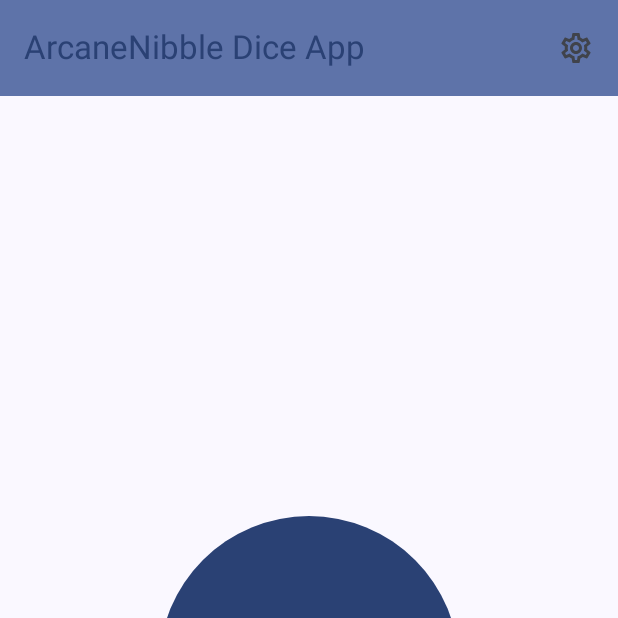
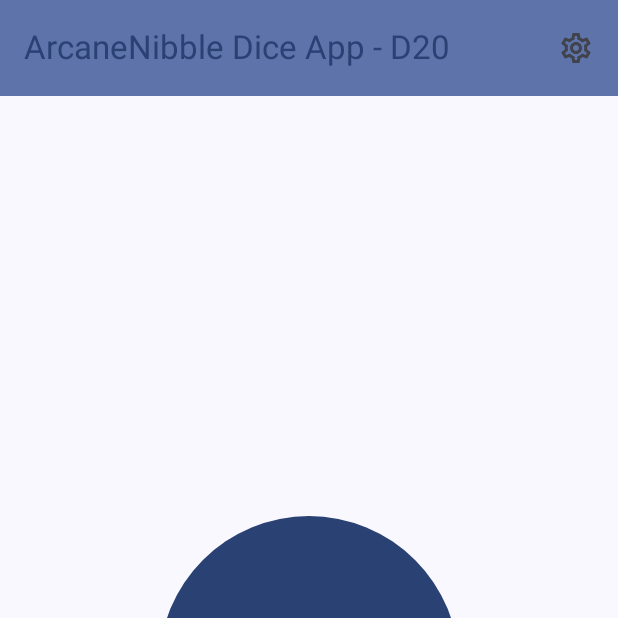
Before and after one commit to ArcaneNibble/native-platform-experiments, an Android app built with Jetpack Compose: the screen it shows after launch (MainActivity), on a phone screen of 412 x 824 dp, the top half of it. Run offline under Robolectric (Android 15) with nearby library versions, the phone set to English and light mode, and no system bars.

Commit message:
add dice face to title

```diff
--- a/07_android/app/src/main/java/com/arcanenibble/demodice/MainActivity.kt
+++ b/07_android/app/src/main/java/com/arcanenibble/demodice/MainActivity.kt
@@ -96,7 +96,7 @@ fun DiceMainApp(
                     titleContentColor = MaterialTheme.colorScheme.primary,
                 ),
                 title = {
-                    Text(stringResource(R.string.title))
+                    Text(stringResource(R.string.title, maxRoll))
                 },
                 actions = {
                     IconButton(onClick = showSettings) {
--- a/07_android/app/src/main/res/values/strings.xml
+++ b/07_android/app/src/main/res/values/strings.xml
@@ -1,7 +1,7 @@
-<resources>
+<resources xmlns:xliff="urn:oasis:names:tc:xliff:document:1.2">
     <string name="app_name">Demo Dice</string>
     <string name="roll">Roll!</string>
-    <string name="title">ArcaneNibble Dice App</string>
+    <string name="title">ArcaneNibble Dice App - D<xliff:g id="num_faces">%d</xliff:g></string>
     <string name="settings">Settings</string>
     <string name="back">Back</string>
     <string name="set_max">Max dice roll</string>
```
